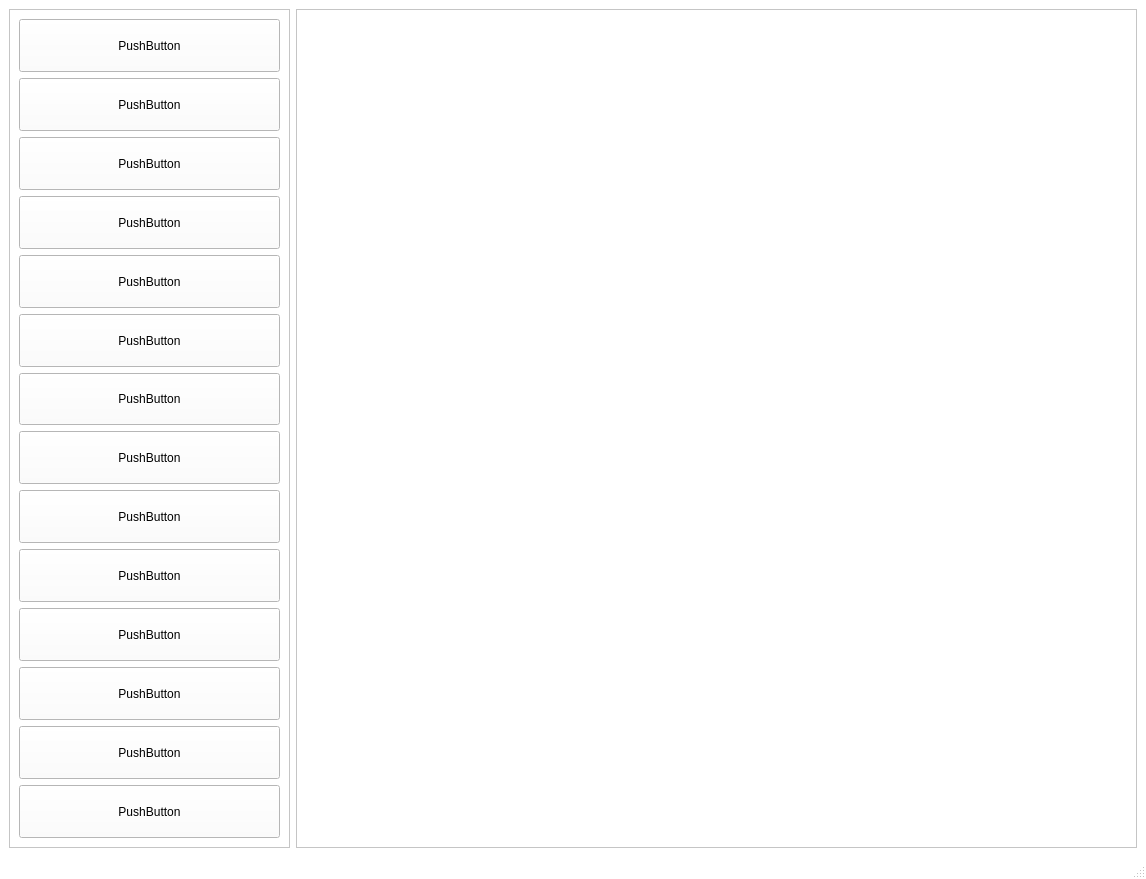
This is UI/Learn_window.ui in fLUM1NUS/App_for_learning_PyQt as Qt 5 draws it before an edit. The edited form follows.
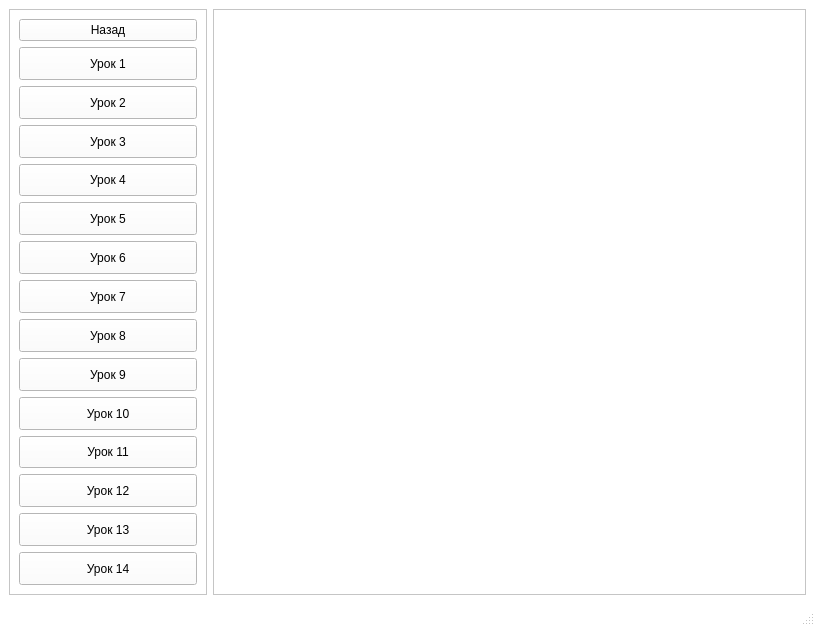
This is the edited form.

The edit to the form file:
```diff
--- a/UI/Learn_window.ui
+++ b/UI/Learn_window.ui
@@ -6,8 +6,8 @@
    <rect>
     <x>0</x>
     <y>0</y>
-    <width>1146</width>
-    <height>879</height>
+    <width>815</width>
+    <height>626</height>
    </rect>
   </property>
   <property name="minimumSize">
@@ -470,8 +470,8 @@
         <rect>
          <x>0</x>
          <y>0</y>
-         <width>279</width>
-         <height>839</height>
+         <width>196</width>
+         <height>586</height>
         </rect>
        </property>
        <property name="sizePolicy">
@@ -487,6 +487,13 @@
         </size>
        </property>
        <layout class="QVBoxLayout" name="verticalLayout">
+        <item>
+         <widget class="QPushButton" name="BackBtn">
+          <property name="text">
+           <string>Назад</string>
+          </property>
+         </widget>
+        </item>
         <item>
          <widget class="QPushButton" name="Btn_1">
           <property name="sizePolicy">
@@ -502,7 +509,7 @@
            </size>
           </property>
           <property name="text">
-           <string>PushButton</string>
+           <string>Урок 1</string>
           </property>
           <property name="autoDefault">
            <bool>false</bool>
@@ -527,7 +534,7 @@
            </size>
           </property>
           <property name="text">
-           <string>PushButton</string>
+           <string>Урок 2</string>
           </property>
           <property name="autoDefault">
            <bool>false</bool>
@@ -552,7 +559,7 @@
            </size>
           </property>
           <property name="text">
-           <string>PushButton</string>
+           <string>Урок 3</string>
           </property>
           <property name="autoDefault">
            <bool>false</bool>
@@ -577,7 +584,7 @@
            </size>
           </property>
           <property name="text">
-           <string>PushButton</string>
+           <string>Урок 4</string>
           </property>
           <property name="autoDefault">
            <bool>false</bool>
@@ -602,7 +609,7 @@
            </size>
           </property>
           <property name="text">
-           <string>PushButton</string>
+           <string>Урок 5</string>
           </property>
           <property name="autoDefault">
            <bool>false</bool>
@@ -627,7 +634,7 @@
            </size>
           </property>
           <property name="text">
-           <string>PushButton</string>
+           <string>Урок 6</string>
           </property>
           <property name="autoDefault">
            <bool>false</bool>
@@ -652,7 +659,7 @@
            </size>
           </property>
           <property name="text">
-           <string>PushButton</string>
+           <string>Урок 7</string>
           </property>
           <property name="autoDefault">
            <bool>false</bool>
@@ -677,7 +684,7 @@
            </size>
           </property>
           <property name="text">
-           <string>PushButton</string>
+           <string>Урок 8</string>
           </property>
           <property name="autoDefault">
            <bool>false</bool>
@@ -702,7 +709,7 @@
            </size>
           </property>
           <property name="text">
-           <string>PushButton</string>
+           <string>Урок 9</string>
           </property>
           <property name="autoDefault">
            <bool>false</bool>
@@ -727,7 +734,7 @@
            </size>
           </property>
           <property name="text">
-           <string>PushButton</string>
+           <string>Урок 10</string>
           </property>
           <property name="autoDefault">
            <bool>false</bool>
@@ -752,7 +759,7 @@
            </size>
           </property>
           <property name="text">
-           <string>PushButton</string>
+           <string>Урок 11</string>
           </property>
           <property name="autoDefault">
            <bool>false</bool>
@@ -777,7 +784,7 @@
            </size>
           </property>
           <property name="text">
-           <string>PushButton</string>
+           <string>Урок 12</string>
           </property>
           <property name="autoDefault">
            <bool>false</bool>
@@ -802,7 +809,7 @@
            </size>
           </property>
           <property name="text">
-           <string>PushButton</string>
+           <string>Урок 13</string>
           </property>
           <property name="autoDefault">
            <bool>false</bool>
@@ -827,7 +834,7 @@
            </size>
           </property>
           <property name="text">
-           <string>PushButton</string>
+           <string>Урок 14</string>
           </property>
           <property name="autoDefault">
            <bool>false</bool>
```
